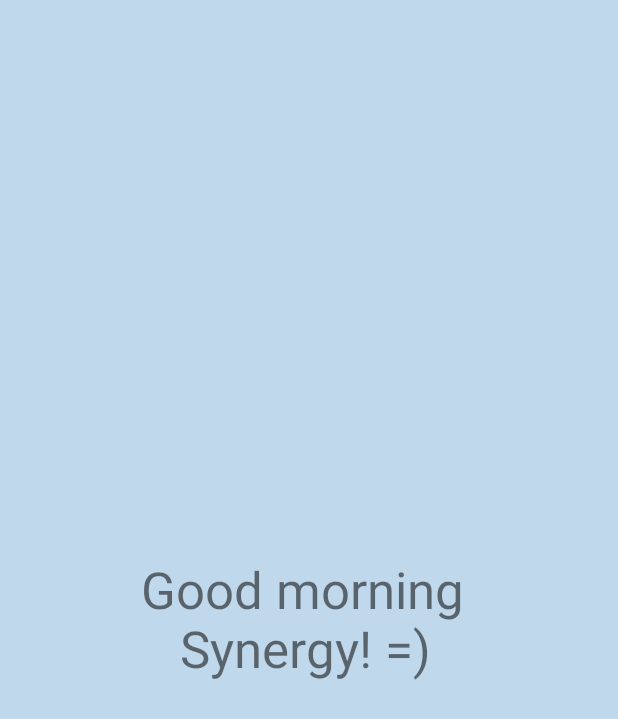
After one commit to bystrovdev/MyAlarmClockSavior, an Android app: the layout activity_alarm.xml on its own in the app's theme, with its tools: preview values and no code run, on a phone screen of 412 x 824 dp. The commit adds this screen. Shown: the top 719 px of the screen. Run offline under Robolectric (Android 15) with nearby library versions, the phone set to English and light mode, and no system bars.

Commit message:
Second screen layout created

```diff
--- /dev/null
+++ b/app/src/main/res/layout/activity_alarm.xml
@@ -0,0 +1,23 @@
+<?xml version="1.0" encoding="utf-8"?>
+<androidx.constraintlayout.widget.ConstraintLayout xmlns:android="http://schemas.android.com/apk/res/android"
+    xmlns:app="http://schemas.android.com/apk/res-auto"
+    xmlns:tools="http://schemas.android.com/tools"
+    android:layout_width="match_parent"
+    android:layout_height="match_parent"
+    tools:context=".MainActivity"
+    android:background="#C0D8EC">
+
+    <TextView
+        android:id="@+id/clock_button"
+        android:layout_width="wrap_content"
+        android:layout_height="wrap_content"
+        android:text="Good morning \n   Synergy! =)"
+        android:textSize="34sp"
+        app:layout_constraintBottom_toBottomOf="parent"
+        app:layout_constraintEnd_toEndOf="parent"
+        app:layout_constraintStart_toStartOf="parent"
+        app:layout_constraintTop_toTopOf="parent" />
+
+
+
+</androidx.constraintlayout.widget.ConstraintLayout>
```
Also changed, not shown: app/src/main/java/ru/synergy/myalarmclocksavior/AlarmActivity.java (added, +18 -0 lines), app/src/main/java/ru/synergy/myalarmclocksavior/MainActivity.java (+22 -0 lines).
